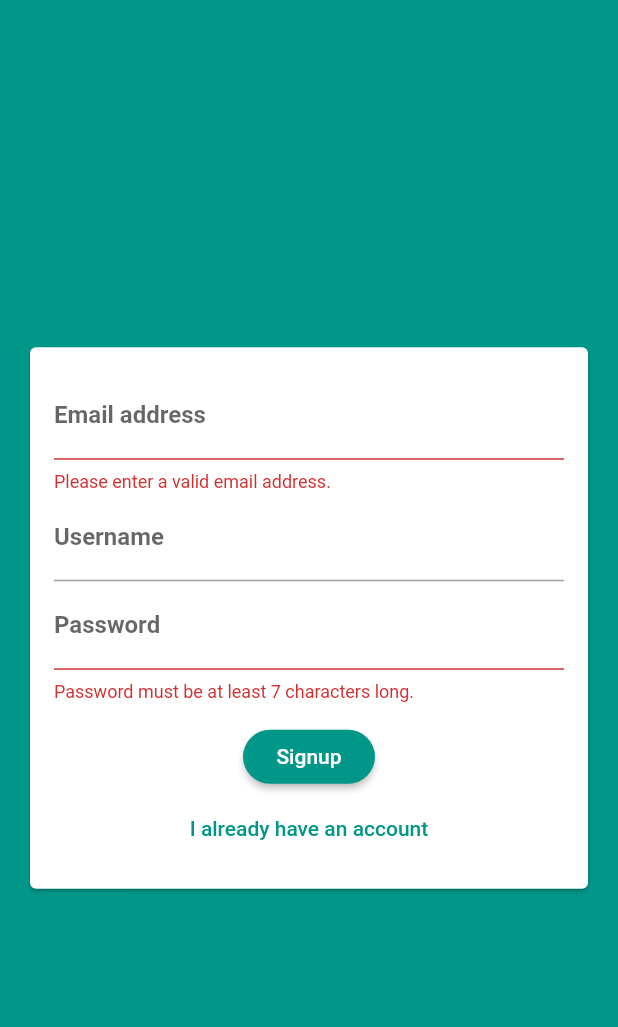
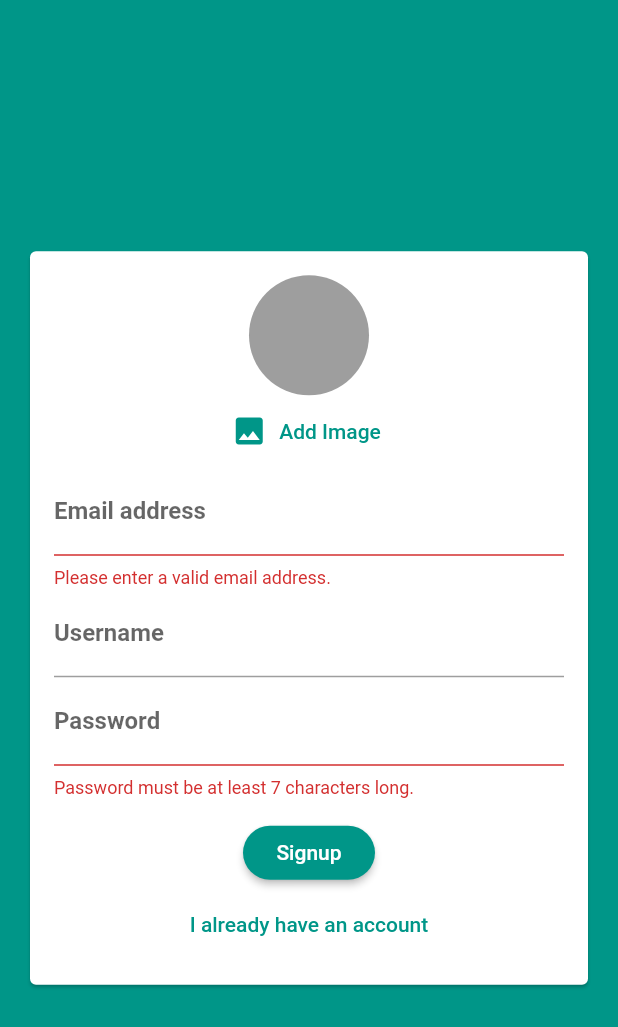
Before and after one commit to JaavierR/chat-app-flutter, a Flutter app: the screen it shows after launch, after a tap on "Login", after a tap on "Create new account", on a phone screen of 412 x 824 dp. Shown: the top 1027 px of the screen. Run offline on Flutter 3.47's test engine with Material 2 defaults, Android fonts, the phone set to English and light mode, and no system bars; our stand-ins replace cloud_firestore, firebase_auth, image_picker; accounts and stored records are empty.

Commit message:
feat: add and image picker.

```diff
--- a/lib/screens/auth_screen.dart
+++ b/lib/screens/auth_screen.dart
@@ -25,6 +25,7 @@ class _AuthScreenState extends State<AuthScreen> {
 
     // With async-await we can use try catch.
     try {
+      // setState creates an error
       setState(() {
         _isLoading = true;
       });
--- a/lib/widgets/auth/auth_form.dart
+++ b/lib/widgets/auth/auth_form.dart
@@ -1,4 +1,6 @@
 import 'package:flutter/material.dart';
+
+import '../pickers/user_image_picker.dart';
 
 class AuthForm extends StatefulWidget {
   final bool isLoading;
@@ -58,6 +60,7 @@ class _AuthFormState extends State<AuthForm> {
               child: Column(
                 mainAxisSize: MainAxisSize.min,
                 children: [
+                  if (!_isLogin) UserImagePicker(),
                   TextFormField(
                     key: ValueKey('email'),
                     validator: (value) {
--- /dev/null
+++ b/lib/widgets/pickers/user_image_picker.dart
@@ -0,0 +1,42 @@
+import 'dart:io';
+
+import 'package:flutter/material.dart';
+import 'package:image_picker/image_picker.dart';
+
+class UserImagePicker extends StatefulWidget {
+  @override
+  _UserImagePickerState createState() => _UserImagePickerState();
+}
+
+class _UserImagePickerState extends State<UserImagePicker> {
+  File _pickedImage;
+
+  void _pickImage() async {
+    final picker = ImagePicker();
+    final pickedImage = await picker.getImage(source: ImageSource.camera);
+    final pickedImageFile = File(pickedImage.path);
+
+    setState(() {
+      _pickedImage = pickedImageFile;
+    });
+  }
+
+  @override
+  Widget build(BuildContext context) {
+    return Column(
+      children: [
+        CircleAvatar(
+          radius: 40,
+          backgroundColor: Colors.grey,
+          backgroundImage:
+              _pickedImage != null ? FileImage(_pickedImage) : null,
+        ),
+        FlatButton.icon(
+            textColor: Theme.of(context).primaryColor,
+            icon: Icon(Icons.image),
+            onPressed: _pickImage,
+            label: Text('Add Image')),
+      ],
+    );
+  }
+}
--- a/pubspec.yaml
+++ b/pubspec.yaml
@@ -25,6 +25,7 @@ dependencies:
     sdk: flutter
   cloud_firestore: 0.13.5
   firebase_auth: 0.16.1
+  image_picker: ^0.6.7+12
 
   # The following adds the Cupertino Icons font to your application.
   # Use with the CupertinoIcons class for iOS style icons.
```
Also changed, not shown: pubspec.lock, 1 other file.
